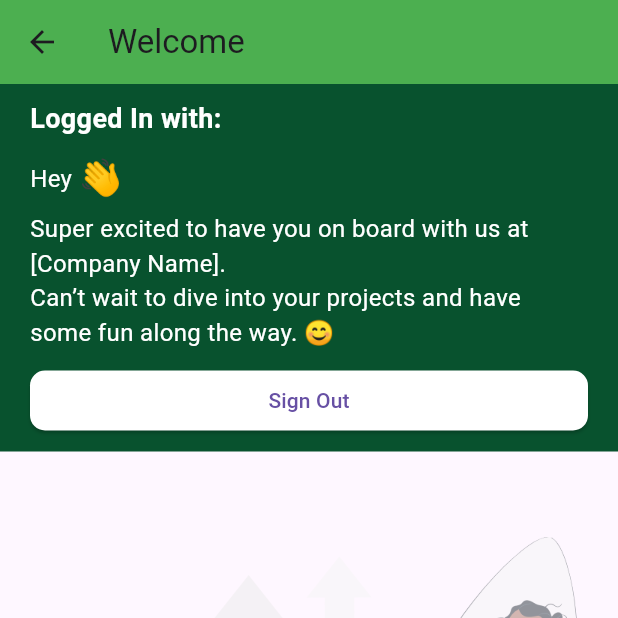
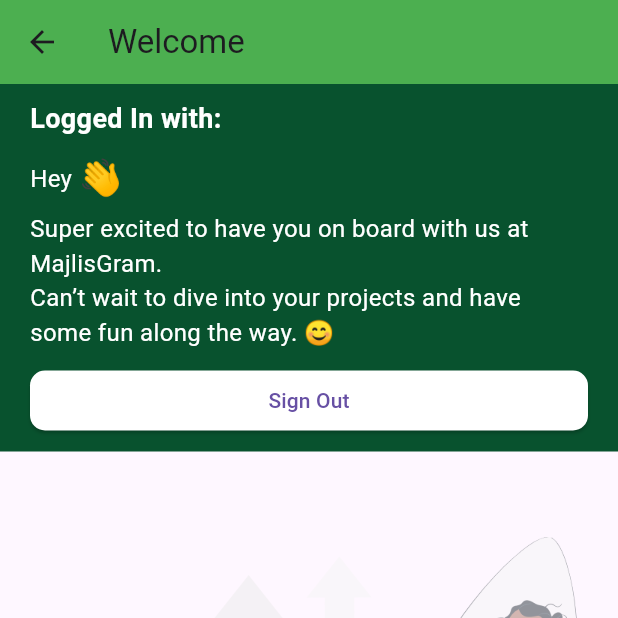
Before and after one commit to jezzyll/MajlisGramm-COPY, a Flutter app: the WelcomePage screen opened directly, on a phone screen of 412 x 824 dp, the top half of it. Run offline on Flutter 3.47's test engine with Material 3 defaults, Android fonts, the phone set to English and light mode, and no system bars; our stand-ins replace carousel_slider, cloud_firestore, firebase_auth, firebase_core, firebase_storage, image_picker and 1 more; accounts and stored records are empty; network calls fail.

Commit message:
mail adn welcom pages

```diff
--- a/lib/Auth/welcome.dart
+++ b/lib/Auth/welcome.dart
@@ -70,7 +70,7 @@ class _WelcomePageState extends State<WelcomePage> {
                   ),
                   SizedBox(height: 5),
                   Text(
-                    "Super excited to have you on board with us at [Company Name].\n"
+                    "Super excited to have you on board with us at MajlisGram.\n"
                     "Can’t wait to dive into your projects and have some fun along the way. 😊",
                     style: TextStyle(
                       fontSize: 16,
```
Also changed, not shown: lib/main.dart (line endings or trailing spaces).
